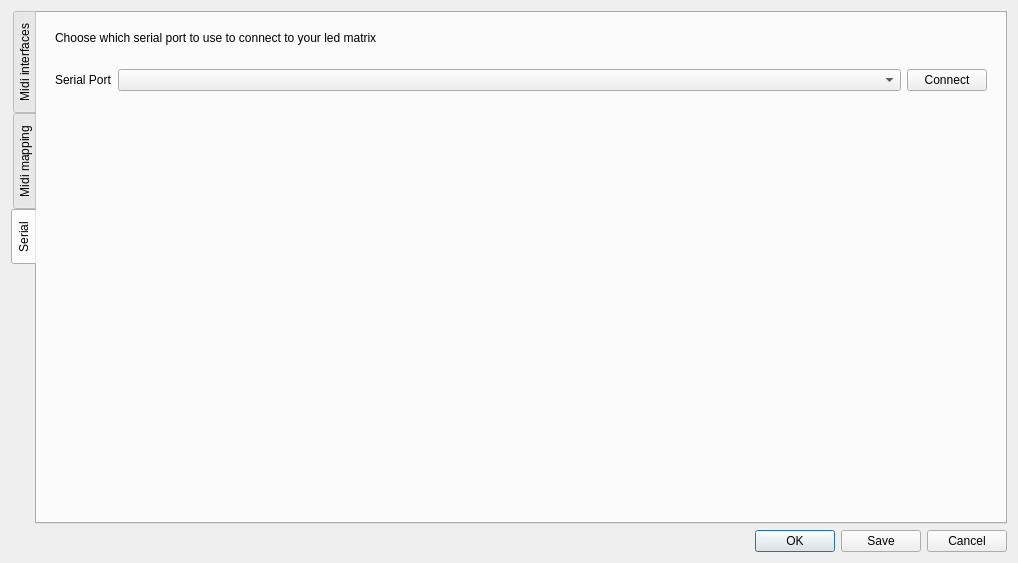
This is Ui/configdialog.ui in minotor-org/minotor as Qt 5 draws it before an edit. The edited form follows.
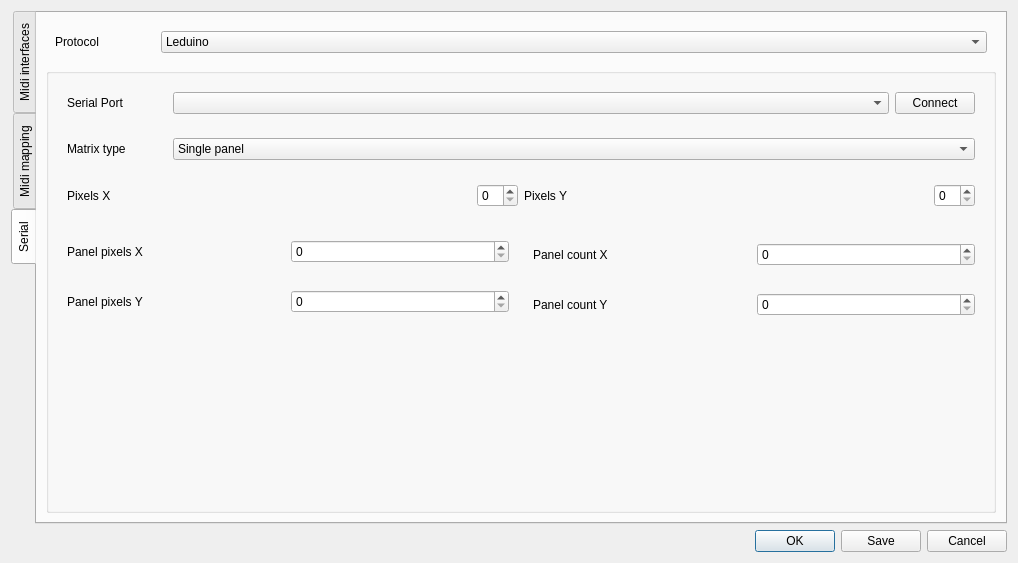
This is the edited form. The open tabs and pages were chosen to show the change.

Commit message: ConfigDialog: Prepare ui for matrix configuration

Patch:
```diff
--- a/Ui/configdialog.ui
+++ b/Ui/configdialog.ui
@@ -324,20 +324,44 @@
         <attribute name="title">
          <string>Serial</string>
         </attribute>
-        <layout class="QVBoxLayout" name="verticalLayout_5">
-         <item>
-          <widget class="QWidget" name="widget_5" native="true">
            <layout class="QVBoxLayout" name="verticalLayout_2">
             <item>
-             <widget class="QLabel" name="label_3">
+          <widget class="QWidget" name="widget_10" native="true">
+           <layout class="QHBoxLayout" name="horizontalLayout_10" stretch="0,1">
+            <property name="leftMargin">
+             <number>9</number>
+            </property>
+            <item>
+             <widget class="QLabel" name="label_11">
+              <property name="minimumSize">
+               <size>
+                <width>100</width>
+                <height>0</height>
+               </size>
+              </property>
               <property name="text">
-               <string>Choose which serial port to use to connect to your led matrix</string>
+               <string>Protocol</string>
               </property>
              </widget>
             </item>
+            <item>
+             <widget class="QComboBox" name="comboBox">
+              <item>
+               <property name="text">
+                <string>Leduino</string>
+               </property>
+              </item>
+             </widget>
+            </item>
            </layout>
           </widget>
          </item>
+         <item>
+          <widget class="QGroupBox" name="groupBox_3">
+           <property name="title">
+            <string/>
+           </property>
+           <layout class="QVBoxLayout" name="verticalLayout_3">
          <item>
           <widget class="QWidget" name="widget_4" native="true">
            <layout class="QHBoxLayout" name="horizontalLayout_2">
@@ -349,6 +373,12 @@
                 <verstretch>0</verstretch>
                </sizepolicy>
               </property>
+                 <property name="minimumSize">
+                  <size>
+                   <width>100</width>
+                   <height>0</height>
+                  </size>
+                 </property>
               <property name="text">
                <string>Serial Port</string>
               </property>
@@ -377,6 +407,167 @@
            </layout>
           </widget>
          </item>
+            <item>
+             <widget class="QWidget" name="widget_6" native="true">
+              <layout class="QHBoxLayout" name="horizontalLayout_8" stretch="0,1">
+               <item>
+                <widget class="QLabel" name="label_6">
+                 <property name="minimumSize">
+                  <size>
+                   <width>100</width>
+                   <height>0</height>
+                  </size>
+                 </property>
+                 <property name="text">
+                  <string>Matrix type</string>
+                 </property>
+                </widget>
+               </item>
+               <item>
+                <widget class="QComboBox" name="cbMatrixType">
+                 <item>
+                  <property name="text">
+                   <string>Single panel</string>
+                  </property>
+                 </item>
+                 <item>
+                  <property name="text">
+                   <string>Multi panel</string>
+                  </property>
+                 </item>
+                </widget>
+               </item>
+              </layout>
+             </widget>
+            </item>
+            <item>
+             <widget class="QWidget" name="wMatrixConfig" native="true">
+              <layout class="QHBoxLayout" name="horizontalLayout_9">
+               <item>
+                <widget class="QLabel" name="label_5">
+                 <property name="text">
+                  <string>Pixels X</string>
+                 </property>
+                </widget>
+               </item>
+               <item>
+                <spacer name="horizontalSpacer_4">
+                 <property name="orientation">
+                  <enum>Qt::Horizontal</enum>
+                 </property>
+                 <property name="sizeHint" stdset="0">
+                  <size>
+                   <width>40</width>
+                   <height>20</height>
+                  </size>
+                 </property>
+                </spacer>
+               </item>
+               <item>
+                <widget class="QSpinBox" name="spinBox"/>
+               </item>
+               <item>
+                <widget class="QLabel" name="label_7">
+                 <property name="text">
+                  <string>Pixels Y</string>
+                 </property>
+                </widget>
+               </item>
+               <item>
+                <spacer name="horizontalSpacer_5">
+                 <property name="orientation">
+                  <enum>Qt::Horizontal</enum>
+                 </property>
+                 <property name="sizeHint" stdset="0">
+                  <size>
+                   <width>40</width>
+                   <height>20</height>
+                  </size>
+                 </property>
+                </spacer>
+               </item>
+               <item>
+                <widget class="QSpinBox" name="spinBox_2"/>
+               </item>
+              </layout>
+             </widget>
+            </item>
+            <item>
+             <widget class="QWidget" name="widget" native="true">
+              <layout class="QGridLayout" name="gridLayout_2">
+               <property name="leftMargin">
+                <number>0</number>
+               </property>
+               <property name="rightMargin">
+                <number>0</number>
+               </property>
+               <item row="0" column="0">
+                <widget class="QWidget" name="widget_13" native="true">
+                 <layout class="QHBoxLayout" name="horizontalLayout_12">
+                  <item>
+                   <widget class="QLabel" name="label_9">
+                    <property name="text">
+                     <string>Panel pixels X</string>
+                    </property>
+                   </widget>
+                  </item>
+                  <item>
+                   <widget class="QSpinBox" name="spinBox_3"/>
+                  </item>
+                 </layout>
+                </widget>
+               </item>
+               <item row="0" column="1" rowspan="2">
+                <widget class="QWidget" name="widget_15" native="true">
+                 <layout class="QHBoxLayout" name="horizontalLayout_14">
+                  <item>
+                   <widget class="QLabel" name="label_13">
+                    <property name="text">
+                     <string>Panel count X</string>
+                    </property>
+                   </widget>
+                  </item>
+                  <item>
+                   <widget class="QSpinBox" name="spinBox_7"/>
+                  </item>
+                 </layout>
+                </widget>
+               </item>
+               <item row="1" column="0" rowspan="2">
+                <widget class="QWidget" name="widget_14" native="true">
+                 <layout class="QHBoxLayout" name="horizontalLayout_13">
+                  <item>
+                   <widget class="QLabel" name="label_10">
+                    <property name="text">
+                     <string>Panel pixels Y</string>
+                    </property>
+                   </widget>
+                  </item>
+                  <item>
+                   <widget class="QSpinBox" name="spinBox_4"/>
+                  </item>
+                 </layout>
+                </widget>
+               </item>
+               <item row="2" column="1">
+                <widget class="QWidget" name="widget_16" native="true">
+                 <layout class="QHBoxLayout" name="horizontalLayout_15">
+                  <item>
+                   <widget class="QLabel" name="label_14">
+                    <property name="text">
+                     <string>Panel count Y</string>
+                    </property>
+                   </widget>
+                  </item>
+                  <item>
+                   <widget class="QSpinBox" name="spinBox_8"/>
+                  </item>
+                 </layout>
+                </widget>
+               </item>
+              </layout>
+             </widget>
+            </item>
          <item>
           <spacer name="verticalSpacer">
            <property name="orientation">
@@ -385,10 +576,19 @@
            <property name="sizeHint" stdset="0">
             <size>
              <width>20</width>
-             <height>440</height>
+                <height>40</height>
             </size>
            </property>
           </spacer>
+            </item>
+           </layout>
+           <zorder>widget_4</zorder>
+           <zorder>widget_6</zorder>
+           <zorder>wMatrixConfig</zorder>
+           <zorder>frame_2</zorder>
+           <zorder>widget</zorder>
+           <zorder>verticalSpacer</zorder>
+          </widget>
          </item>
         </layout>
        </widget>
```
Left out of the diff: 2 changed lines with no effect on the pictures. Lines whose indentation alone changed are shown as unchanged.
